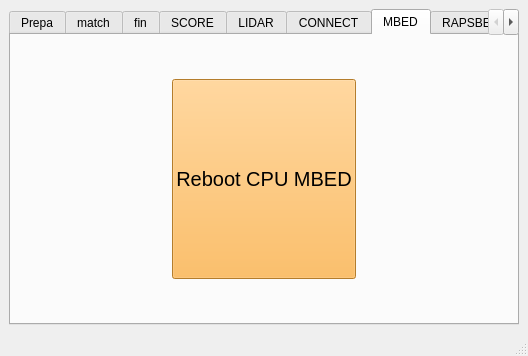
CRLG/LABOTBOX, file PluginModules/Ecran/ihm_Ecran.ui: the form before one commit.
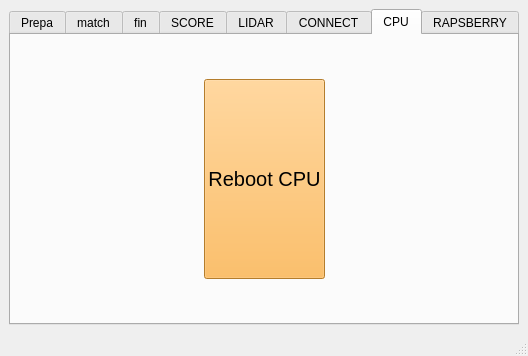
The form after the commit. The open tabs and pages were chosen to show the change. Custom widgets are drawn as their Qt base class.

Commit message: [CEcran] Remplacement "MBED" par "CPU"

The edit to the form file:
```diff
--- a/PluginModules/Ecran/ihm_Ecran.ui
+++ b/PluginModules/Ecran/ihm_Ecran.ui
@@ -928,7 +928,7 @@
       </widget>
       <widget class="QWidget" name="tab_mbed">
        <attribute name="title">
-        <string>MBED</string>
+        <string>CPU</string>
        </attribute>
        <layout class="QGridLayout" name="gridLayout_9">
         <item row="0" column="0">
@@ -963,7 +963,7 @@
            <string notr="true">background-color: rgb(252, 175, 62);</string>
           </property>
           <property name="text">
-           <string>Reboot CPU MBED</string>
+           <string>Reboot CPU</string>
           </property>
          </widget>
         </item>
```
Left out of the diff: 2 changed lines with no effect on the pictures. The commit also changes 2 other files.
